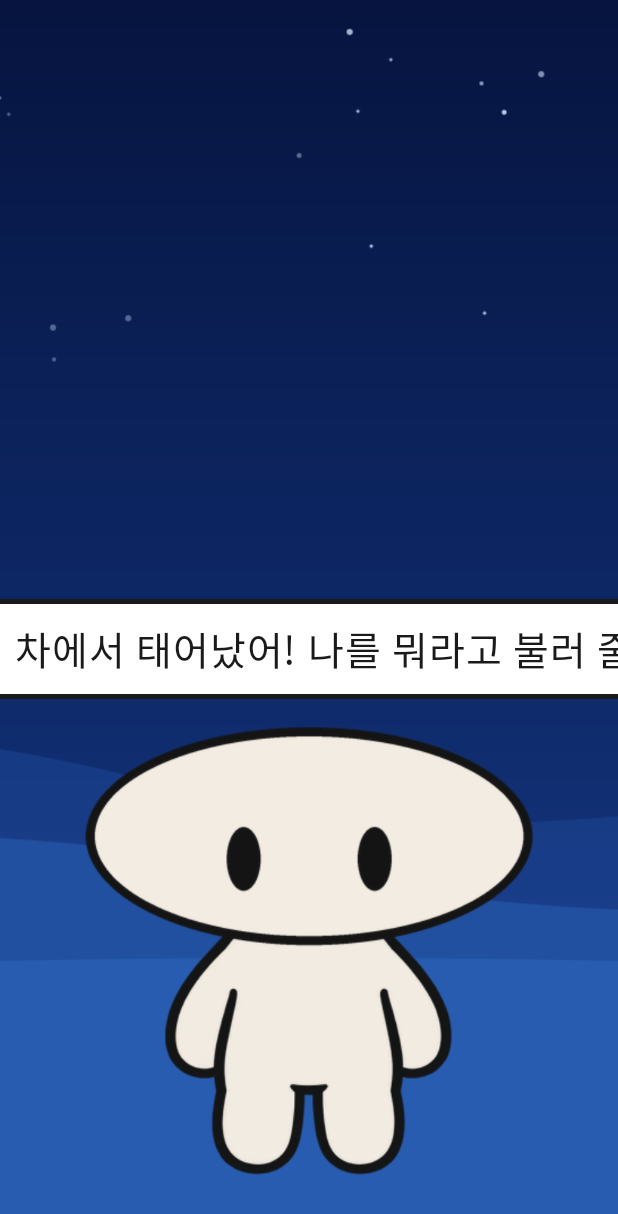
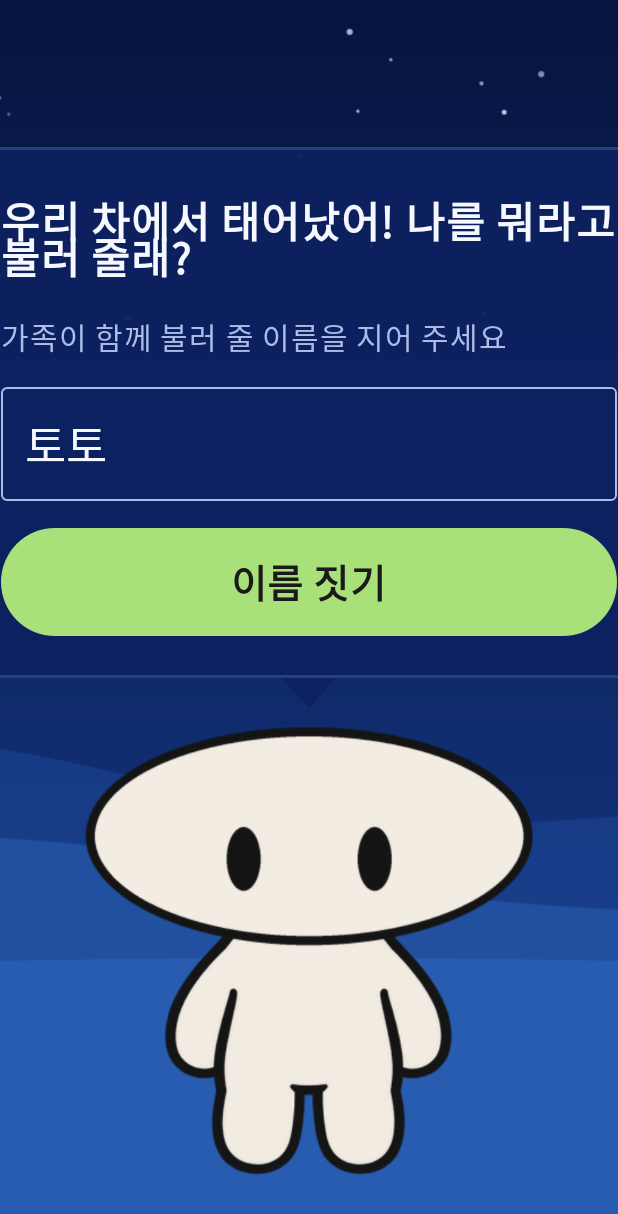
Before and after one commit to psy220301/CARSONA, an Android app built with Jetpack Compose: the screen it shows after launch (MainActivity), on a phone screen of 412 x 824 dp. Shown: the top 1214 px of the screen. Run offline under Robolectric (Android 15) with nearby library versions, the phone set to English and light mode, and no system bars; libraries missing offline, so code that uses them is left out: ai.pleos.playground; 5 statements that could not run were skipped.

Commit message:
첫 만남: 이름 카드를 토토 머리 위 가운데 말풍선 형태로
Co-Authored-By: Claude Opus 5.5 <noreply@anthropic.com>

```diff
--- a/app/src/main/java/com/carsona/app/ui/CarsonaScreens.kt
+++ b/app/src/main/java/com/carsona/app/ui/CarsonaScreens.kt
@@ -238,9 +238,6 @@ private fun StageScope.InfoPanel(
     ) { content() }
 }
 
-/** 첫 만남 이름 카드: 말풍선·토토 머리 높이에 맞춰 "이름 지어줄래?" 바로 옆에 둔다 */
-private const val FIRST_MEET_PANEL_Y = 560f
-
 // ---------- 화면 4개 ----------
 
 /** ① 첫 만남: 아기 토토가 태어나고 이름을 짓는다 (정차 중) */
@@ -257,13 +254,51 @@ private fun FirstMeetScreen(line: String, onName: (String) -> Unit) {
     }
     Stage("bg_default") {
         StageToto(AvatarState())
-        SpeechBubble(line, stage = 0)
-        InfoPanel(top = FIRST_MEET_PANEL_Y) {
-            Text("이름 짓기", fontSize = 30.sp, fontWeight = FontWeight.Bold, color = Light)
+        // 이름 카드 = 토토의 말풍선: 토토 머리 위 가운데, 꼬리가 토토를 가리킨다
+        val bottom = headTopY(0) - 16f
+        Column(
+            Modifier.place(NAME_CARD_X, 0f, NAME_CARD_W, bottom),
+            verticalArrangement = Arrangement.Bottom,
+            horizontalAlignment = Alignment.CenterHorizontally,
+        ) {
+            Column(
+                Modifier
+                    .fillMaxWidth()
+                    .clip(RoundedCornerShape(28.dp))
+                    .background(Panel.copy(alpha = 0.92f))
+                    .border(2.dp, Track, RoundedCornerShape(28.dp))
+                    .padding(28.dp),
+                verticalArrangement = Arrangement.spacedBy(18.dp),
+            ) {
+                NameCardContent(line, name, { name = it.take(10) }, submit)
+            }
+            Canvas(Modifier.size(36.dp, 20.dp)) {
+                val path = androidx.compose.ui.graphics.Path().apply {
+                    moveTo(0f, 0f); lineTo(size.width, 0f); lineTo(size.width / 2, size.height); close()
+                }
+                drawPath(path, Panel.copy(alpha = 0.92f))
+            }
+        }
+    }
+}
+
+/** 첫 만남 이름 카드 너비·위치 (배경 좌표, 가운데 x 850) */
+private const val NAME_CARD_W = 680f
+private const val NAME_CARD_X = 850f - NAME_CARD_W / 2
+
+@Composable
+private fun ColumnScope.NameCardContent(
+    line: String,
+    name: String,
+    onChange: (String) -> Unit,
+    submit: () -> Unit,
+) {
+    Text(line.ifBlank { "안녕! 나 방금 태어났어. 이름 지어줄래?" },
+        fontSize = 28.sp, fontWeight = FontWeight.Bold, color = Light)
     Text("가족이 함께 불러 줄 이름을 지어 주세요", fontSize = 20.sp, color = Muted)
     OutlinedTextField(
         value = name,
-                onValueChange = { name = it.take(10) },
+        onValueChange = onChange,
         singleLine = true,
         textStyle = TextStyle(fontSize = 30.sp),
         colors = OutlinedTextFieldDefaults.colors(
@@ -279,8 +314,6 @@ private fun FirstMeetScreen(line: String, onName: (String) -> Unit) {
         colors = ButtonDefaults.buttonColors(containerColor = Leaf, contentColor = Line),
         modifier = Modifier.fillMaxWidth().height(72.dp),
     ) { Text("이름 짓기", fontSize = 26.sp, fontWeight = FontWeight.Bold) }
-        }
-    }
 }
 
 /** ② 홈: 토토 + 이름표 + 성장 막대 + 성향 4개 (기어 P일 때 기본 화면) */
```
Also changed, not shown: 1 other file. Lines whose indentation alone changed are shown as unchanged.
